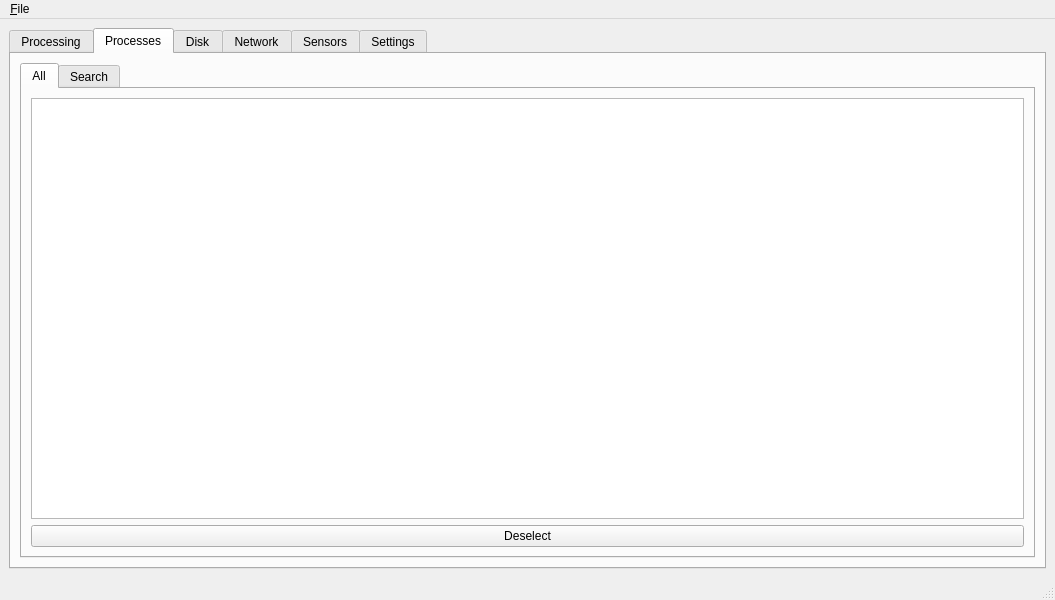
First picture: the form in ui/rsrc.ui, repository deskos-xp/hydrogenous, before the edit.
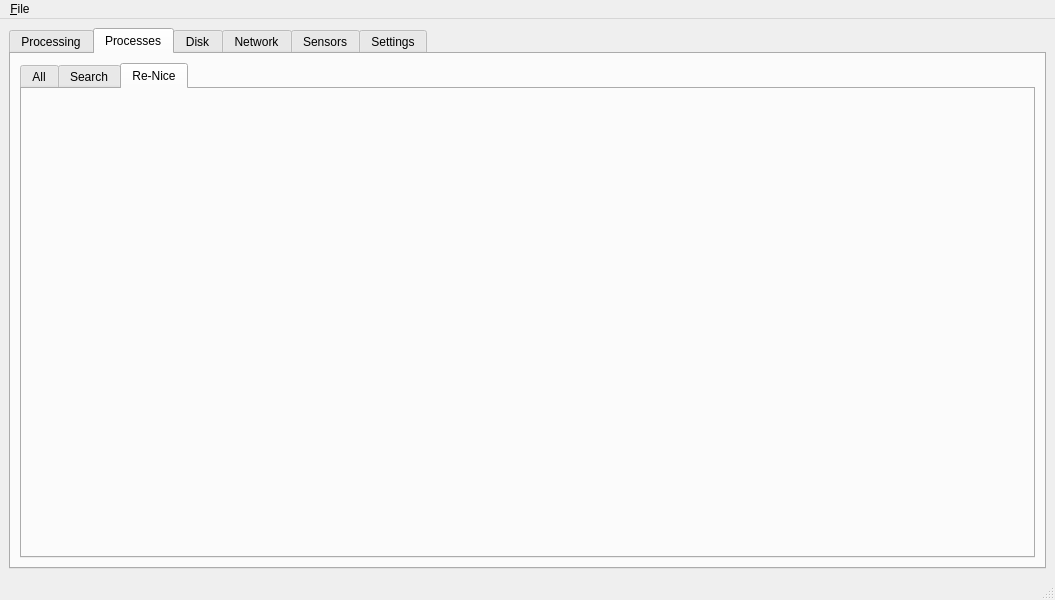
Second picture: the form after the edit. The open tabs and pages were chosen to show the change. Icons and pictures are not drawn.

Diff of the .ui file:
```diff
--- a/ui/rsrc.ui
+++ b/ui/rsrc.ui
@@ -306,6 +306,16 @@
               </item>
              </layout>
             </widget>
+            <widget class="QWidget" name="renice">
+             <attribute name="title">
+              <string>Re-Nice</string>
+             </attribute>
+             <layout class="QGridLayout" name="gridLayout_43">
+              <item row="0" column="0">
+               <layout class="QGridLayout" name="renice_grid"/>
+              </item>
+             </layout>
+            </widget>
            </widget>
           </item>
          </layout>
```
Left out of the diff: 6 changed lines with no effect on the pictures.
